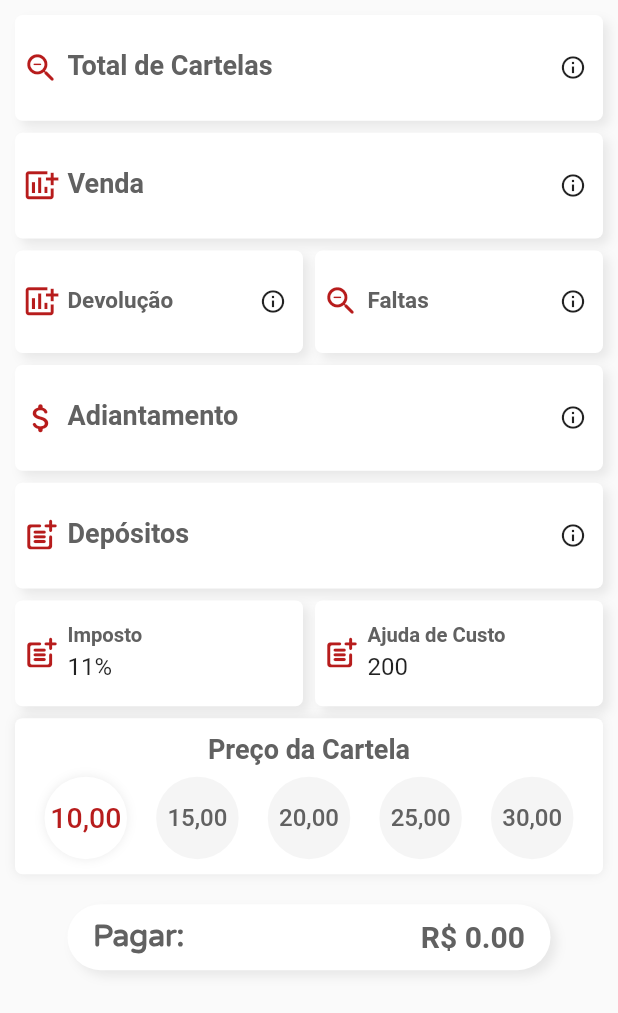
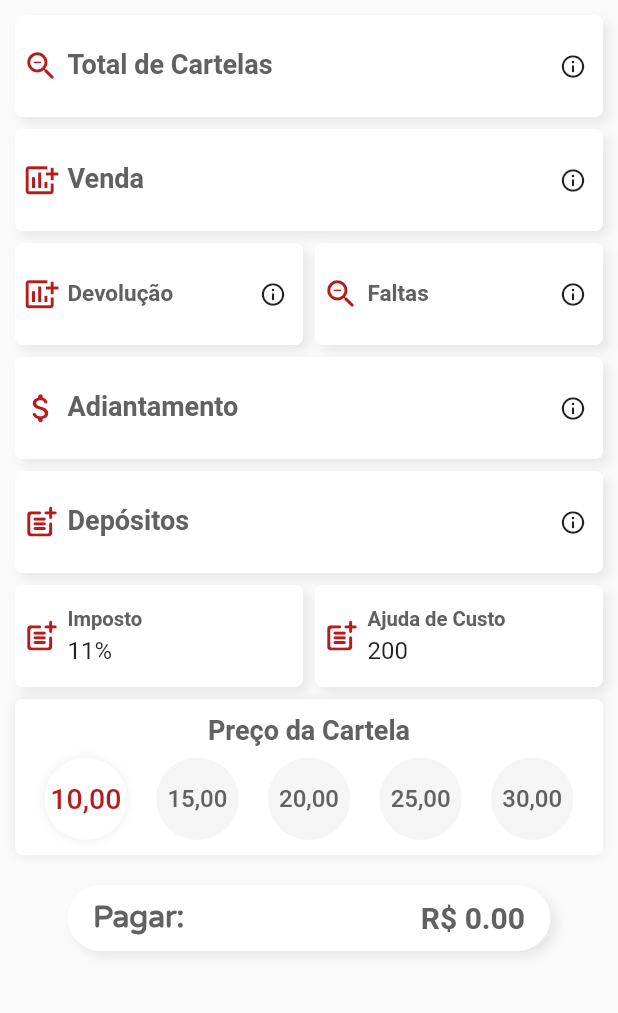
Before and after one commit to JoaoPaulo-Macedo/sales_accounting_app, a Flutter app: the screen it shows after launch, on a phone screen of 412 x 824 dp. Shown: the top 1013 px of the screen. Run offline on Flutter 3.47's test engine with Material 2 defaults, Android fonts, the phone set to English and light mode, and no system bars.

Commit message:
Refactored code, Add card height

```diff
--- a/lib/main.dart
+++ b/lib/main.dart
@@ -39,11 +39,13 @@ class _MyHomePageState extends State<MyHomePage> {
   final double spacing = 8;
   final double fontSize = 18;
   final double iconSize = 25;
+  final double cardHeight = 68;
   final FocusNode saleFocus = FocusNode();
   final FocusNode devolutionFocus = FocusNode();
   final FocusNode missingFocus = FocusNode();
   final FocusNode moneyFocus = FocusNode();
   final FocusNode depositFocus = FocusNode();
+  final EdgeInsets cardPadding = const EdgeInsets.fromLTRB(5, 5, 0, 5);
 
   AppColors get appColors => AppColors.of(context);
   AppDecoration get appDecorations => AppDecoration.of(context);
@@ -126,7 +128,7 @@ class _MyHomePageState extends State<MyHomePage> {
                             controller: devolutionController,
                             focus: devolutionFocus,
                             cardInfo: AppInfoIcon(
-                              text: 'Informe o total de cartelas devolvidas.',
+                              text: 'Informe o total de cartelas em falta.',
                             ),
                           ),
                         ),
@@ -158,15 +160,11 @@ class _MyHomePageState extends State<MyHomePage> {
                     Row(
                       children: [
                         Expanded(
-                          child: _textFieldCard(
-                            focus: null,
+                          child: _appCard(
                             title: 'Imposto',
                             prefixIcon: Icons.post_add_rounded,
                             controller: taxController,
-                            formatAsMoney: true,
-                            readOnly: true,
                             function: () {
-                              print('SOOOOU');
                               setState(() {});
                               showDialog(
                                 context: context,
@@ -179,15 +177,11 @@ class _MyHomePageState extends State<MyHomePage> {
                         ),
                         SizedBox(width: spacing),
                         Expanded(
-                          child: _textFieldCard(
-                            focus: null,
+                          child: _appCard(
                             title: 'Ajuda de Custo',
                             prefixIcon: Icons.post_add_rounded,
                             controller: allowanceController,
-                            formatAsMoney: true,
-                            readOnly: true,
                             function: () {
-                              print('SOOOOU');
                               setState(() {});
                               showDialog(
                                 context: context,
@@ -202,7 +196,7 @@ class _MyHomePageState extends State<MyHomePage> {
                     ),
                     SizedBox(height: spacing),
                     _priceCard('Preço da Cartela'),
-                    debtField(debt),
+                    debtCard(debt),
                   ],
                 ),
               ),
@@ -215,21 +209,19 @@ class _MyHomePageState extends State<MyHomePage> {
 
   Widget _textFieldCard({
     @required String title,
+    @required FocusNode focus,
+    @required IconData prefixIcon,
+    @required AppInfoIcon cardInfo,
     @required TextEditingController controller,
-    @required FocusNode focus,
-    bool readOnly = false, //remove
+    double fieldFontSize,
     bool formatAsMoney = false,
-    double fieldFontSize,
-    IconData prefixIcon,
-    AppInfoIcon cardInfo, //remove
-    var function, //remove
   }) {
-
     return GestureDetector(
       child: Container(
+        height: cardHeight,
         decoration: AppDecoration.of(context).appTextBoxDecoration,
         child: Padding(
-          padding: const EdgeInsets.fromLTRB(5, 5, 0, 5),
+          padding: cardPadding,
           child: Row(
             mainAxisAlignment: MainAxisAlignment.start,
             crossAxisAlignment: CrossAxisAlignment.center,
@@ -242,7 +234,6 @@ class _MyHomePageState extends State<MyHomePage> {
               SizedBox(width: 5),
               Expanded(
                 child: TextField(
-                  readOnly: readOnly,
                   controller: controller,
                   keyboardType: TextInputType.number,
                   focusNode: focus,
@@ -258,20 +249,15 @@ class _MyHomePageState extends State<MyHomePage> {
                   cursorColor: Colors.black,
                   onChanged: (_) => calculate(),
                   onSubmitted: (_) => calculate(),
-                  onTap: function == null
-                      ? () {
-                          print('FUDEEEU');
-                        }
-                      : function,
                 ),
               ),
-              cardInfo != null ? SizedBox(width: 10) : Container(),
-              cardInfo != null ? cardInfo : Container(),
+              SizedBox(width: 10),
+              cardInfo,
             ],
           ),
         ),
       ),
-      onTap: function ?? () => focus.requestFocus(),
+      onTap: () => focus.requestFocus(),
     );
   }
 
@@ -347,7 +333,7 @@ class _MyHomePageState extends State<MyHomePage> {
     );
   }
 
-  Widget debtField(double debt) {
+  Widget debtCard(double debt) {
     String text = debt >= 0 ? 'Pagar:' : 'Receber:';
     //if (debt < 0) debt = debt.abs();
 
@@ -380,26 +366,57 @@ class _MyHomePageState extends State<MyHomePage> {
     );
   }
 
-  // Widget _appButton(String title) {
-  //   return ElevatedButton(
-  //     child: Text(
-  //       title,
-  //       style: TextStyle(
-  //         fontSize: 25,
-  //         fontWeight: FontWeight.w400,
-  //       ),
-  //     ),
-  //     style: ElevatedButton.styleFrom(
-  //       primary: appColors.redColor,
-  //       minimumSize: Size(MediaQuery.of(context).size.width - 40, 50),
-  //       elevation: 7,
-  //       shape: RoundedRectangleBorder(
-  //         borderRadius: BorderRadius.circular(30.0),
-  //       ),
-  //     ),
-  //     onPressed: calculate,
-  //   );
-  // }
+  Widget _appCard({
+    @required String title,
+    @required TextEditingController controller,
+    @required IconData prefixIcon,
+    AppInfoIcon cardInfo,
+    double fieldFontSize,
+    var function,
+  }) {
+    return GestureDetector(
+      child: Container(
+        height: cardHeight,
+        decoration: AppDecoration.of(context).appTextBoxDecoration,
+        child: Padding(
+          padding: cardPadding,
+          child: Row(
+            mainAxisAlignment: MainAxisAlignment.start,
+            crossAxisAlignment: CrossAxisAlignment.center,
+            children: [
+              Icon(
+                prefixIcon,
+                color: appColors.redColor,
+                size: iconSize,
+              ),
+              SizedBox(width: 5),
+              Expanded(
+                child: TextField(
+                  readOnly: true,
+                  controller: controller,
+                  keyboardType: TextInputType.number,
+                  decoration: InputDecoration(
+                    border: InputBorder.none,
+                    labelText: title,
+                    labelStyle: TextStyle(
+                      fontSize: fieldFontSize ?? fontSize,
+                      color: appColors.greyColor,
+                      fontWeight: FontWeight.bold,
+                    ),
+                  ),
+                  cursorColor: Colors.black,
+                  onChanged: (_) => calculate(),
+                  onSubmitted: (_) => calculate(),
+                ),
+              ),
+              // SizedBox(width: 10),
+              // cardInfo,
+            ],
+          ),
+        ),
+      ),
+    );
+  }
 
   void calculate() {
     String holdText = holdCardsController.text.trim();
```
